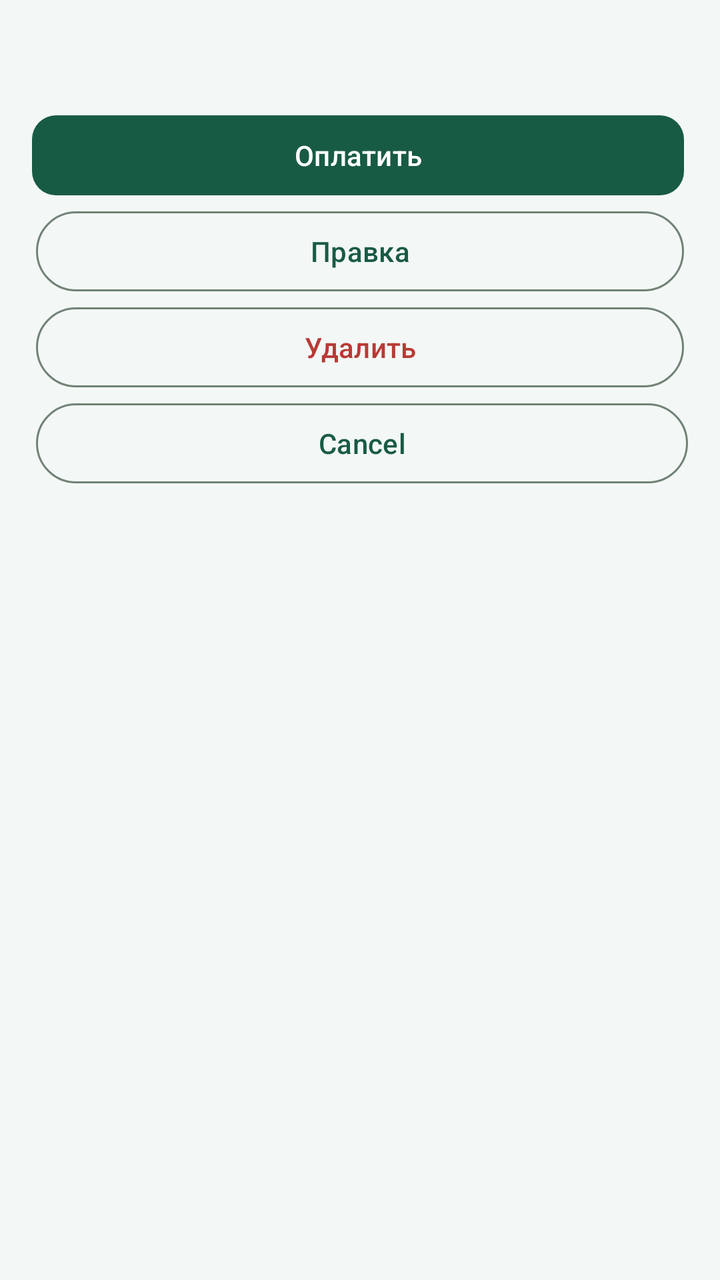
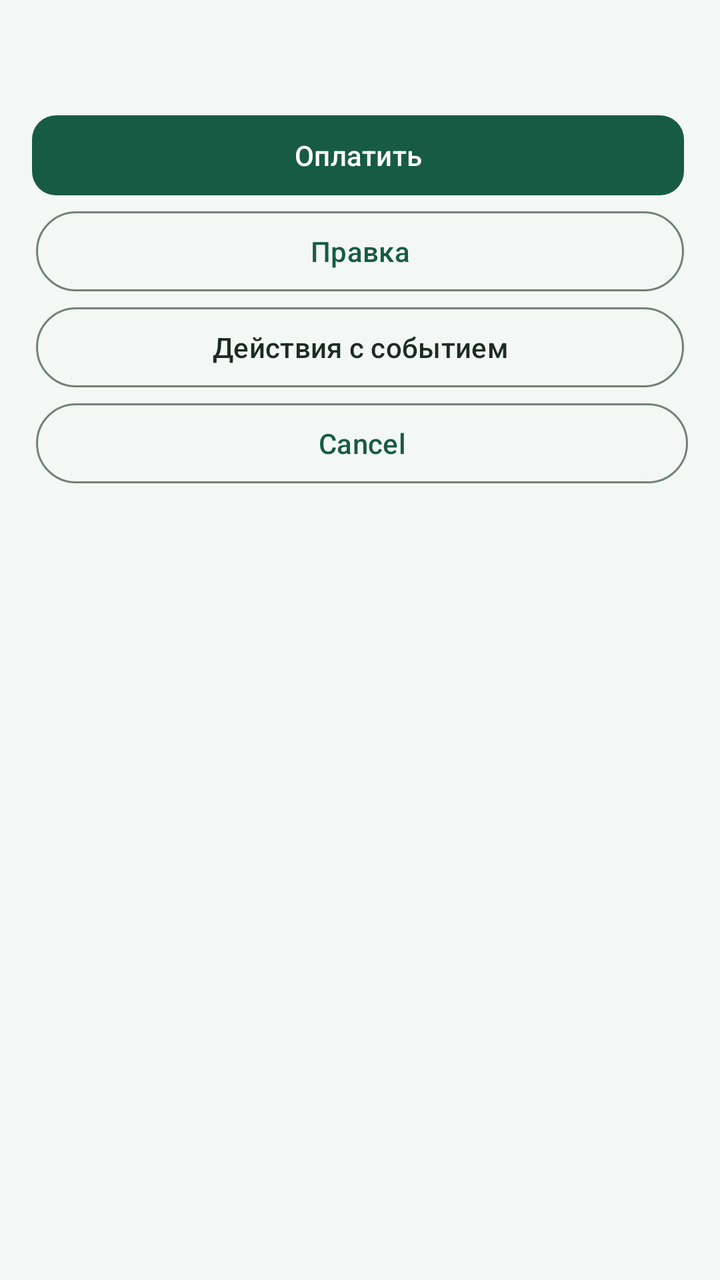

Two renders of the same Android screen: before a commit and after it. Below are the layout's source before the change and the commit's diff.
<!-- AndroidManifest.xml: application theme Theme.MyBudget -->
<!-- res/layout/dialog_auto_record.xml -->
<?xml version="1.0" encoding="utf-8"?>
<ScrollView
    xmlns:android="http://schemas.android.com/apk/res/android"
    android:layout_width="match_parent"
    android:layout_height="wrap_content">
    <LinearLayout
        android:layout_width="match_parent"
        android:layout_height="wrap_content"
        android:orientation="vertical"
        android:padding="16dp">
        <TextView
            android:id="@+id/recordDetails"
            android:layout_width="match_parent"
            android:layout_height="wrap_content"
            android:textSize="16sp"
            android:textColor="@color/text_primary" />
        <LinearLayout
            android:layout_width="match_parent"
            android:layout_height="wrap_content"
            android:layout_marginTop="16dp"
            android:orientation="vertical">
            <com.google.android.material.button.MaterialButton
                android:id="@+id/payButton"
                android:layout_width="match_parent"
                android:layout_height="wrap_content"
                android:textSize="14sp"
                android:padding="6dp"
                android:layout_marginEnd="2dp"
                android:text="@string/auto_pay"
                style="@style/Widget.MyBudget.Button"
                android:minHeight="@dimen/touch_min_size" />
            <com.google.android.material.button.MaterialButton
                android:id="@+id/editButton"
                android:layout_width="match_parent"
                android:layout_height="wrap_content"
                android:textSize="14sp"
                android:padding="6dp"
                android:layout_marginStart="2dp"
                android:layout_marginEnd="2dp"
                android:text="@string/auto_edit"
                style="@style/Widget.Material3.Button.OutlinedButton"
                android:minHeight="@dimen/touch_min_size" />
            <com.google.android.material.button.MaterialButton
                android:id="@+id/deleteButton"
                android:layout_width="match_parent"
                android:layout_height="wrap_content"
                android:textSize="14sp"
                android:padding="6dp"
                android:layout_marginStart="2dp"
                android:layout_marginEnd="2dp"
                android:text="@string/delete"
                style="@style/Widget.Material3.Button.OutlinedButton"
                android:minHeight="@dimen/touch_min_size"
                android:textColor="@color/expense_red" />
            <com.google.android.material.button.MaterialButton
                android:id="@+id/cancelButton"
                android:layout_width="match_parent"
                android:layout_height="wrap_content"
                android:textSize="14sp"
                android:padding="6dp"
                android:layout_marginStart="2dp"
                android:text="@android:string/cancel"
                style="@style/Widget.Material3.Button.OutlinedButton"
                android:minHeight="@dimen/touch_min_size" />
        </LinearLayout>
    </LinearLayout>
</ScrollView>
<!-- resources referenced by this layout -->
<resources>
  <color name="expense_red">#B83A35</color>
  <color name="text_primary">#1C2C24</color>
  <dimen name="touch_min_size">48dp</dimen>
  <string name="auto_edit">Правка</string>
  <string name="auto_pay">Оплатить</string>
  <string name="delete">Удалить</string>
  <style name="Widget.MyBudget.Button" parent="Widget.Material3.Button">
      <item name="android:minHeight">@dimen/touch_min_size</item>
      <item name="android:textAllCaps">false</item>
      <item name="cornerRadius">@dimen/radius_12</item>
    </style>
  <style name="Theme.MyBudget" parent="@style/Base.Theme.MyBudget" />
  <dimen name="radius_12">12dp</dimen>
  <style name="Base.Theme.MyBudget" parent="@style/Theme.Material3.DayNight.NoActionBar">
      <item name="android:colorBackground">@color/background_light</item>
      <item name="colorOnPrimary">@color/md_theme_onPrimary</item>
      <item name="colorOnSurface">@color/md_theme_onSurface</item>
      <item name="colorOutline">@color/md_theme_outline</item>
      <item name="colorPrimary">@color/md_theme_primary</item>
      <item name="colorSurface">@color/md_theme_surface</item>
      <item name="colorSurfaceVariant">@color/md_theme_surfaceVariant</item>
      <item name="colorOnSurfaceVariant">@color/md_theme_onSurfaceVariant</item>
      <item name="colorSecondary">@color/md_theme_primary</item>
      <item name="colorOnSecondary">@color/md_theme_onPrimary</item>
      <item name="colorSecondaryContainer">@color/md_theme_surfaceVariant</item>
      <item name="colorOnSecondaryContainer">@color/md_theme_onSurfaceVariant</item>
      <item name="colorError">@color/md_theme_error</item>
      <item name="colorOnError">@color/md_theme_onError</item>
      <item name="android:textColorPrimary">@color/text_primary</item>
      <item name="android:textColorSecondary">@color/text_secondary</item>
      <item name="materialButtonStyle">@style/Widget.MyBudget.Button</item>
    </style>
  <color name="background_light">#F3F7F5</color>
  <color name="md_theme_onPrimary">#FFFFFF</color>
  <color name="md_theme_onSurface">#1C2C24</color>
  <color name="md_theme_outline">#718277</color>
  <color name="md_theme_primary">#185B44</color>
  <color name="md_theme_surface">#FFFFFF</color>
  <color name="md_theme_surfaceVariant">#E3EEE6</color>
  <color name="md_theme_onSurfaceVariant">#405649</color>
  <color name="md_theme_error">#B83A35</color>
  <color name="md_theme_onError">#FFFFFF</color>
  <color name="text_secondary">#5C6D62</color>
</resources>

<!-- the commit's change to res/layout/dialog_auto_record.xml (unified diff, before → after) -->
@@ -48,10 +48,10 @@
                 android:padding="6dp"
                 android:layout_marginStart="2dp"
                 android:layout_marginEnd="2dp"
-                android:text="@string/delete"
+                android:text="@string/auto_event_actions"
                 style="@style/Widget.Material3.Button.OutlinedButton"
                 android:minHeight="@dimen/touch_min_size"
-                android:textColor="@color/expense_red" />
+                android:textColor="@color/text_primary" />
             <com.google.android.material.button.MaterialButton
                 android:id="@+id/cancelButton"
                 android:layout_width="match_parent"
<!-- resource entries referenced after the edit -->
@@ -1,11 +1,10 @@
 <!-- resources referenced by this layout -->
 <resources>
-  <color name="expense_red">#B83A35</color>
   <color name="text_primary">#1C2C24</color>
   <dimen name="touch_min_size">48dp</dimen>
   <string name="auto_edit">Правка</string>
+  <string name="auto_event_actions">Действия с событием</string>
   <string name="auto_pay">Оплатить</string>
-  <string name="delete">Удалить</string>
   <style name="Widget.MyBudget.Button" parent="Widget.Material3.Button">
       <item name="android:minHeight">@dimen/touch_min_size</item>
       <item name="android:textAllCaps">false</item>
